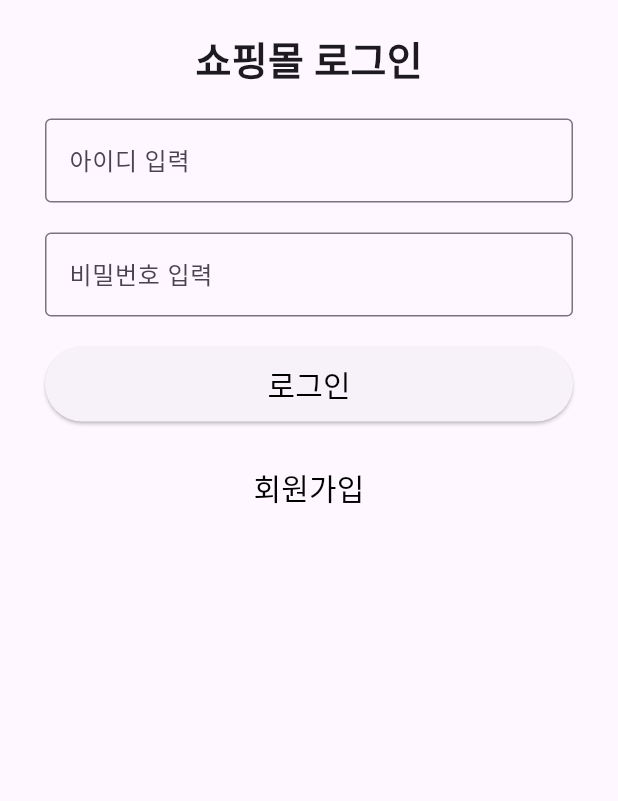
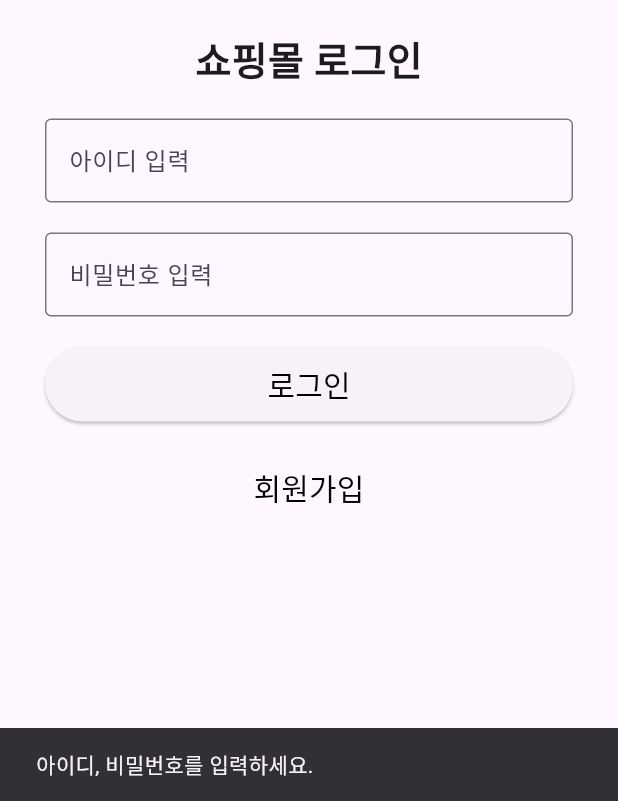
Before and after one commit to MincheolKang34/Flutter, a Flutter app: the LoginScreen screen opened directly, after a tap on "로그인", on a phone screen of 412 x 824 dp, the part 435-1236 px from its top. Run offline on Flutter 3.47's test engine with Material 3 defaults, Android fonts, the phone set to English and light mode, and no system bars; our stand-ins replace flutter_riverpod.

Commit message:
로그인 구현 중

```diff
--- a/kmarket_shopping_app/lib/screens/main/member/login_screen.dart
+++ b/kmarket_shopping_app/lib/screens/main/member/login_screen.dart
@@ -1,5 +1,8 @@
+import 'dart:developer';
+
 import 'package:flutter/material.dart';
 import 'package:kmarket_shopping/screens/main/member/terms_screen.dart';
+import 'package:kmarket_shopping/services/member_service.dart';
 
 class LoginScreen extends StatefulWidget {
   @override
@@ -7,6 +10,42 @@ class LoginScreen extends StatefulWidget {
 }
 
 class _LoginScreenState extends State<LoginScreen> {
+  final _idController = TextEditingController();
+  final _pwController = TextEditingController();
+
+  final service = MemberService();
+
+  Future<void> _procLogin() async {
+    final usid = _idController.text;
+    final pass = _pwController.text;
+
+    if(usid.isEmpty || pass.isEmpty) {
+      ScaffoldMessenger.of(context).showSnackBar(
+        SnackBar(content: Text('아이디, 비밀번호를 입력하세요.'))
+      );
+      return;
+    }
+
+    // 서비스 호출
+    try {
+      Map<String, dynamic> jsonData = await service.login(usid, pass);
+
+      String? accessToken = jsonData['accessToken'];
+      log('accessToken : $accessToken');
+
+      if(accessToken != null) {
+        // 토큰 저장(SharedPreference or SecurePreference)
+
+      }
+    } catch(err) {
+      ScaffoldMessenger.of(context).showSnackBar(
+        SnackBar(content: Text('에러 발생 : $err'))
+      );
+    }
+
+  }
+
+
   @override
   Widget build(BuildContext context) {
     return Scaffold(
@@ -21,13 +60,16 @@ class _LoginScreenState extends State<LoginScreen> {
               const SizedBox(height: 20,),
               const Text('쇼핑몰 로그인', style: TextStyle(fontSize: 26, fontWeight: FontWeight.bold),),
               const SizedBox(height: 20,),
-              TextField(decoration: InputDecoration(
+              TextField(
+                  controller: _idController,
+                  decoration: InputDecoration(
                   labelText: '아이디 입력',
                   border: OutlineInputBorder()
                 ),
               ),
               const SizedBox(height: 20,),
               TextField(
+                controller: _pwController,
                 obscureText: true,
                 decoration: InputDecoration(
                   labelText: '비밀번호 입력',
@@ -39,7 +81,7 @@ class _LoginScreenState extends State<LoginScreen> {
                 width: double.infinity,
                 height: 50,
                 child: ElevatedButton(
-                    onPressed: (){},
+                    onPressed: _procLogin,
                     child: const Text('로그인', style: TextStyle(fontSize: 20, color: Colors.black),)
                 ),
               ),
```
Also changed, not shown: kmarket_shopping_app/lib/services/member_service.dart (+19 -2 lines).
